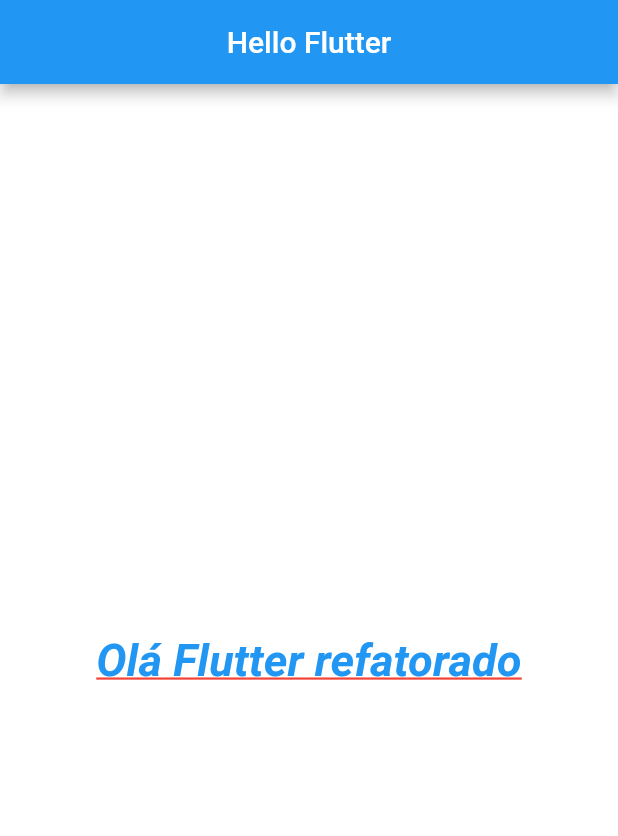
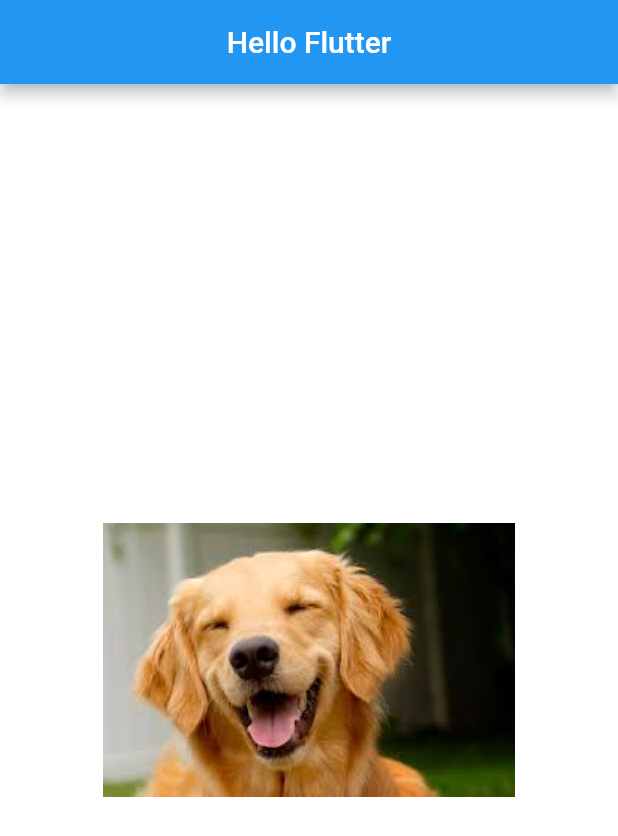
Before and after one commit to tiagoeborsanyi/estudos-flutter, a Flutter app: the screen it shows after launch, on a phone screen of 412 x 824 dp. Shown: the top 836 px of the screen. Run offline on Flutter 3.47's test engine with Material 2 defaults, Android fonts, the phone set to English and light mode, and no system bars; missing offline and left inert: mysql1.

```diff
--- a/flutter_initial/lib/home_page.dart
+++ b/flutter_initial/lib/home_page.dart
@@ -16,9 +16,10 @@ class HomePage extends StatelessWidget {
 
   _body() {
     return Container(
+//      margin: EdgeInsets.only(left: 10, top: 10),
       color: Colors.white,
       child: Center(
-        child: _text(),
+        child: _img(),
       ),
     );
   }
@@ -32,8 +33,13 @@ class HomePage extends StatelessWidget {
         fontWeight: FontWeight.bold,
         fontStyle: FontStyle.italic,
         decoration: TextDecoration.underline,
-        decorationColor: Colors.red,
+        decorationStyle: TextDecorationStyle.wavy,
+        decorationColor: Colors.deepOrange,
       ),
     );
   }
+
+  _img() {
+    return Image.asset("assets/images/dog2.png");
+  }
 }
--- a/flutter_initial/pubspec.yaml
+++ b/flutter_initial/pubspec.yaml
@@ -41,8 +41,8 @@ flutter:
   uses-material-design: true
 
   # To add assets to your application, add an assets section, like this:
-  # assets:
-  #  - images/a_dot_burr.jpeg
+  assets:
+    - assets/images/
   #  - images/a_dot_ham.jpeg
 
   # An image asset can refer to one or more resolution-specific "variants", see
```
Also changed, not shown: flutter_initial/assets/images/dog1.png (added), flutter_initial/assets/images/dog2.png (added), flutter_initial/assets/images/dog3.png (added), flutter_initial/assets/images/dog4.png (added), flutter_initial/assets/images/dog5.png (added).
